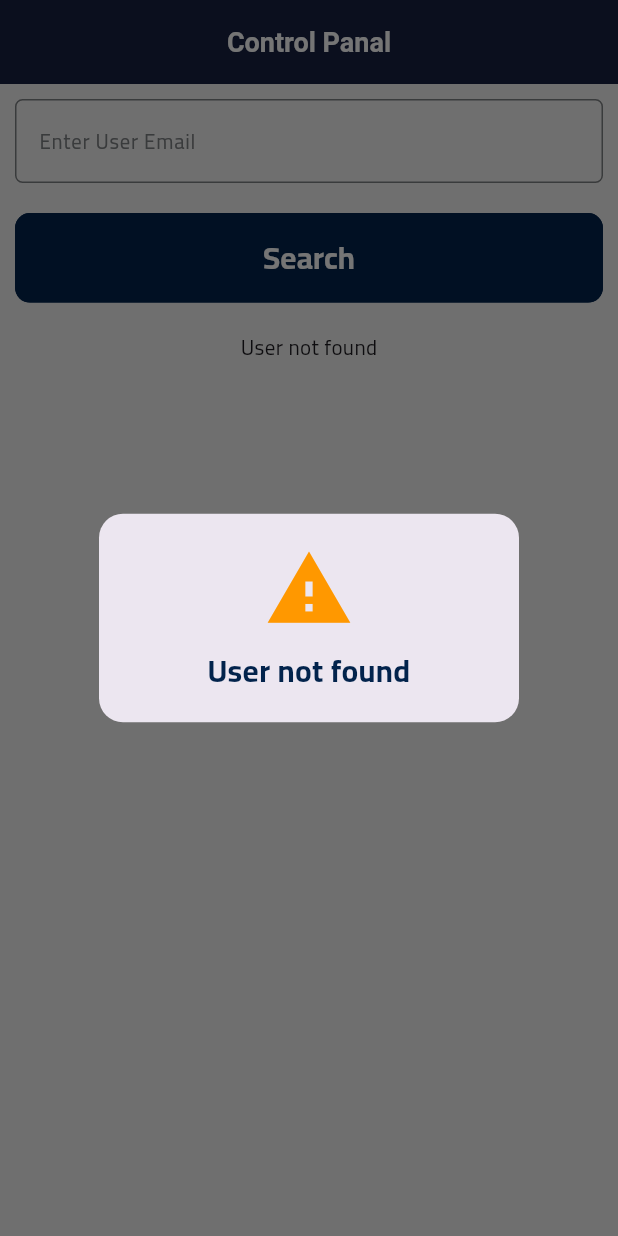
After one commit to ahmedgamalfouad155/Class-One, a Flutter app: the ControlPanalView screen opened by its route, after a tap on "Search", on a phone screen of 412 x 824 dp. The commit adds this screen. Run offline on Flutter 3.47's test engine with Material 3 defaults, Android fonts, the phone set to English and light mode, and no system bars; our stand-ins replace cloud_firestore, firebase_auth, firebase_core, firebase_messaging, flutter_bloc, flutter_local_notifications and 9 more; missing offline and left inert: screen_protector, webview_flutter_android, webview_flutter_wkwebview; accounts and stored records are empty.

Commit message:
add control panal and admiin can serch in users courses and acttive it
Signed-off-by: ahmedgfouad <ahmedgfouad2020@gmail.com>

```diff
--- a/lib/core/router/app_router.dart
+++ b/lib/core/router/app_router.dart
@@ -14,6 +14,7 @@ import 'package:sinna/features/landing/presentation/views/landing_view.dart';
 import 'package:sinna/features/my_courses/presentation/view/user_ccourse_details_view.dart';
 import 'package:sinna/features/nav_bar/presentation/view/nav_bar_view.dart';
 import 'package:sinna/features/profile/presentation/view/account_view.dart';
+import 'package:sinna/features/profile/presentation/view/control_panal_view.dart';
 import 'package:sinna/features/profile/presentation/view/language_view.dart';
 import 'package:sinna/features/profile/presentation/view/mode_view.dart';
 import 'package:sinna/features/splash/splash._view.dart';
@@ -33,6 +34,7 @@ abstract class AppRouter {
   static const String kModeView = '/modeView';
   static const String kAccountView = '/accountView';
   static const String kUserCcourseDetailsView = '/userCcourseDetailsView';
+  static const String kControlPanal = '/controlPanal';
 
   static final router = GoRouter(
     routes: [
@@ -72,13 +74,6 @@ abstract class AppRouter {
           return TermView(coursePathModel: coursePathModel);
         },
       ),
-      // GoRoute(
-      //   path: kInstructorView,
-      //   builder: (context, state) {
-      //     final coursePathModel = state.extra as CoursePathModel;
-      //     return InstractorView(coursePathModel: coursePathModel);
-      //   },
-      // ),
       GoRoute(
         path: klandingView,
         builder: (context, state) => const LandingView(),
@@ -114,6 +109,10 @@ abstract class AppRouter {
           return UserCcourseDetailsView(coursePathModel: coursePathModel);
         },
       ),
+      GoRoute(
+        path: kControlPanal,
+        builder: (context, state) => const ControlPanalView(),
+      ),
     ],
   );
 }
--- /dev/null
+++ b/lib/features/profile/data/control_panal_service.dart
@@ -0,0 +1,35 @@
+import 'package:sinna/core/services/firebase/firebase_path.dart';
+import 'package:sinna/core/services/firebase/firestore_services.dart';
+import 'package:sinna/features/categories/data/models/course_path_model.dart';
+
+abstract class ControlPanalService {
+  Future<List<CoursePathModel>> getUserCourses(String email);
+  Future<bool> checkUserExists(String email);
+  Future<void> editUserPaid(String email, bool isPaid , String id);
+}
+
+class ControlPanalServiceImpl extends ControlPanalService {
+  final firestor = FirestoreServices.instance;
+  @override
+  Future<List<CoursePathModel>> getUserCourses(String email) async {
+    return firestor.getCollection(
+      path: FirestorePath.myCourses(email),
+      builder: (data, documentId) {
+        return CoursePathModel.fromMap(data, documentId);
+      },
+    );
+  }
+
+  @override
+  Future<bool> checkUserExists(String email) async {
+    return firestor.checkUserExists(email);
+  }
+
+  @override
+  Future<void> editUserPaid(String email, bool isPaid , String id) async {
+    await firestor.updatedata(
+      path: FirestorePath.courses(email, id),
+      data: {"isPaid": isPaid},
+    );
+  }
+}
--- /dev/null
+++ b/lib/features/profile/presentation/manager/control_panal_cubit/control_panal_cubit.dart
@@ -0,0 +1,40 @@
+import 'package:flutter_bloc/flutter_bloc.dart';
+import 'package:sinna/features/profile/data/control_panal_service.dart';
+import 'package:sinna/features/profile/presentation/manager/control_panal_cubit/control_panal_state.dart';
+
+class ControlPanalCubit extends Cubit<ControlPanalState> {
+  ControlPanalCubit() : super(ControlPanalInitial());
+  final ControlPanalService service = ControlPanalServiceImpl();
+
+  Future<void> getUserCourses({required String email}) async {
+    final ControlPanalService service = ControlPanalServiceImpl();
+    emit(DisplanyingUserCoursesLoadingState());
+    bool usersIsExist = false;
+    if (email.isNotEmpty) {
+      usersIsExist = await service.checkUserExists(email);
+    }
+    try {
+      if (usersIsExist) {
+        final courses = await service.getUserCourses(email);
+        emit(DisplanyingUserCoursesSuccessState(courses));
+      } else {
+        emit(DisplanyingUserCoursesFailureState("User not found"));
+      }
+    } catch (e) {
+      emit(DisplanyingUserCoursesFailureState(e.toString()));
+    }
+  }
+
+  Future<void> editUserPaid({
+    required String email,
+    required bool isPaid,
+    required String id,
+  }) async {
+    try {
+      await service.editUserPaid(email, isPaid, id);
+      print("tmam = $isPaid");
+    } catch (e) {
+      emit(DisplanyingUserCoursesFailureState(e.toString()));
+    }
+  }
+}
--- /dev/null
+++ b/lib/features/profile/presentation/manager/control_panal_cubit/control_panal_state.dart
@@ -0,0 +1,17 @@
+import 'package:sinna/features/categories/data/models/course_path_model.dart';
+
+sealed class ControlPanalState {}
+
+final class ControlPanalInitial extends ControlPanalState {}
+
+final class DisplanyingUserCoursesLoadingState extends ControlPanalState {}
+
+final class DisplanyingUserCoursesSuccessState extends ControlPanalState {
+  final List<CoursePathModel> courses;
+  DisplanyingUserCoursesSuccessState(this.courses);
+}
+
+final class DisplanyingUserCoursesFailureState extends ControlPanalState {
+  final String errMessage;
+  DisplanyingUserCoursesFailureState(this.errMessage);
+}
--- /dev/null
+++ b/lib/features/profile/presentation/view/control_panal_view.dart
@@ -0,0 +1,19 @@
+import 'package:flutter/material.dart';
+import 'package:flutter_bloc/flutter_bloc.dart';
+import 'package:sinna/features/profile/presentation/manager/control_panal_cubit/control_panal_cubit.dart';
+import 'package:sinna/features/profile/presentation/view/widgets/control_panal_view_body.dart';
+
+class ControlPanalView extends StatelessWidget {
+  const ControlPanalView({super.key});
+
+  @override
+  Widget build(BuildContext context) {
+    return Scaffold(
+      appBar: AppBar(title: Text('Control Panal')),
+      body: BlocProvider(
+        create: (context) => ControlPanalCubit(),
+        child: ControlPanalViewBody(),
+      ),
+    );
+  }
+}
--- /dev/null
+++ b/lib/features/profile/presentation/view/widgets/control_panal_view_body.dart
@@ -0,0 +1,97 @@
+import 'package:flutter/material.dart';
+import 'package:flutter_bloc/flutter_bloc.dart';
+import 'package:sinna/core/widgets/custom_animated_dialod.dart';
+import 'package:sinna/core/widgets/custom_buton.dart';
+import 'package:sinna/core/widgets/custom_text_field_widget.dart';
+import 'package:sinna/features/profile/presentation/manager/control_panal_cubit/control_panal_cubit.dart';
+import 'package:sinna/features/profile/presentation/manager/control_panal_cubit/control_panal_state.dart';
+import 'package:sinna/features/profile/presentation/view/widgets/subject_item_control_panal_widget.dart';
+
+class ControlPanalViewBody extends StatefulWidget {
+  const ControlPanalViewBody({super.key});
+
+  @override
+  State<ControlPanalViewBody> createState() => _ControlPanalViewBodyState();
+}
+
+class _ControlPanalViewBodyState extends State<ControlPanalViewBody> {
+  final emailContrler = TextEditingController();
+  @override
+  dispose() {
+    emailContrler.dispose();
+    super.dispose();
+  }
+
+  @override
+  Widget build(BuildContext context) {
+    return Padding(
+      padding: const EdgeInsets.all(10.0),
+      child: Column(
+        children: [
+          CustomTextFieldWidget(
+            hintText: "Enter User Email",
+            controller: emailContrler,
+          ),
+          const SizedBox(height: 20),
+          CustomButton(
+            text: "Search",
+            onPressed: () {
+              context.read<ControlPanalCubit>().getUserCourses(
+                email: emailContrler.text,
+              );
+            },
+          ),
+          const SizedBox(height: 20),
+          BlocConsumer<ControlPanalCubit, ControlPanalState>(
+            listener: (context, state) {
+              if (state is DisplanyingUserCoursesFailureState) {
+                CustomAnimatedDialog.show(
+                  context: context,
+                  message: state.errMessage,
+                  animationType: DialogAnimationType.warning,
+                );
+              } else if (state is DisplanyingUserCoursesSuccessState) {
+                if (state.courses.isEmpty) {
+                  CustomAnimatedDialog.show(
+                    context: context,
+                    message: "This User Don't Have Any Courses",
+                    animationType: DialogAnimationType.info,
+                  );
+                }
+              }
+            },
+            builder: (context, state) {
+              if (state is DisplanyingUserCoursesLoadingState) {
+                return const Center(child: CircularProgressIndicator());
+              } else if (state is DisplanyingUserCoursesFailureState) {
+                return Text(state.errMessage);
+              } else if (state is DisplanyingUserCoursesSuccessState) {
+                return Expanded(
+                  child: GridView.builder(
+                    gridDelegate:
+                        const SliverGridDelegateWithFixedCrossAxisCount(
+                          crossAxisCount: 2,
+                          mainAxisSpacing: 20,
+                          crossAxisSpacing: 20,
+                          childAspectRatio: .8,
+                        ),
+                    itemCount: state.courses.length,
+                    itemBuilder: (context, index) {
+                      return SubjectItemControlPanalWidget(
+                        onTap: () {},
+                        coursePath: state.courses[index],
+                        email: emailContrler.text,
+                      );
+                    },
+                  ),
+                );
+              } else {
+                return const Text("sersh");
+              }
+            },
+          ),
+        ],
+      ),
+    );
+  }
+}
--- a/pubspec.yaml
+++ b/pubspec.yaml
@@ -27,6 +27,7 @@ dependencies:
   permission_handler: ^12.0.1
   screen_protector: ^1.4.2+1
   timelines_plus: ^1.0.7
+  url_launcher: ^6.3.2
   video_player: ^2.10.0
   webview_flutter: ^4.13.0
   youtube_player_flutter: ^9.1.2
```
Also changed, not shown: lib/features/my_courses/presentation/view/app_bar_my_courses.dart (added, +52 -0 lines), lib/features/my_courses/presentation/view/my_corses_view.dart (+2 -48 lines), lib/features/profile/presentation/view/widgets/profile_view_body.dart (+11 -0 lines), lib/features/profile/presentation/view/widgets/subject_item_control_panal_widget.dart (added, +130 -0 lines), pubspec.lock.
